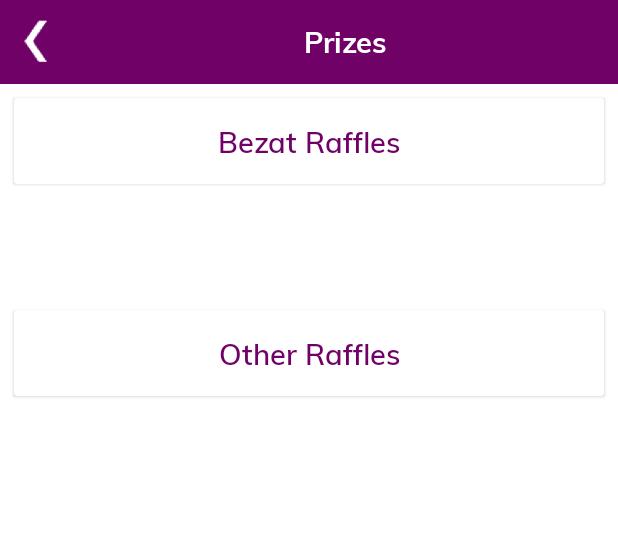
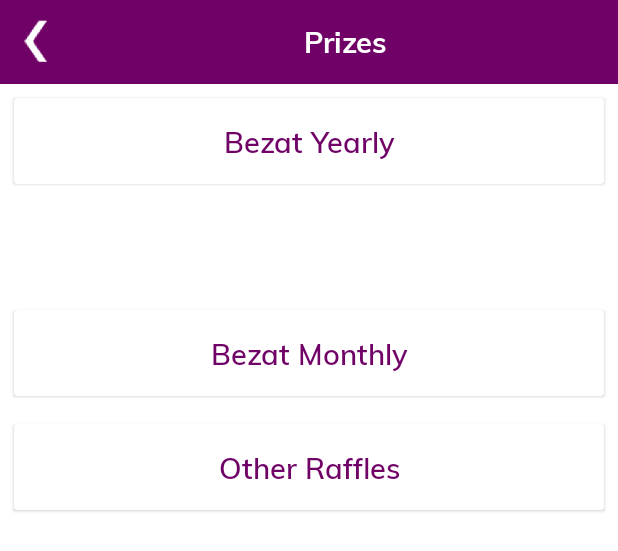
Before and after one commit to navjotrana28/bezatRetailer, an Android app: the layout fragment_prizes.xml on its own in the app's theme, with its tools: preview values and no code run, on a phone screen of 412 x 824 dp. Shown: the top 551 px of the screen. Run offline under Robolectric (Android 15) with nearby library versions, the phone set to English and light mode, and no system bars; network calls fail.

Commit message:
prizes bug fix

```diff
--- a/app/src/main/res/layout/fragment_prizes.xml
+++ b/app/src/main/res/layout/fragment_prizes.xml
@@ -82,7 +82,7 @@
 						android:layout_height="match_parent"
 						android:fontFamily="@font/muli_semibold"
 						android:gravity="center"
-						android:text="@string/bezat_raffles"
+						android:text="Bezat Yearly"
 						android:textColor="@color/colorPrimary"
 						android:textSize="@dimen/_15sdp" />
 			</androidx.cardview.widget.CardView>
@@ -99,6 +99,36 @@
 			</androidx.recyclerview.widget.RecyclerView>
 
 			<androidx.cardview.widget.CardView
+					android:id="@+id/monthlyraffles"
+					android:layout_width="match_parent"
+					android:layout_height="wrap_content"
+					android:layout_margin="@dimen/_2sdp"
+					app:cardBackgroundColor="@color/white"
+					app:cardElevation="@dimen/_1sdp"
+					app:contentPadding="@dimen/_12sdp">
+
+				<TextView
+						android:layout_width="match_parent"
+						android:layout_height="match_parent"
+						android:fontFamily="@font/muli_semibold"
+						android:gravity="center"
+						android:text="Bezat Monthly"
+						android:textColor="@color/colorPrimary"
+						android:textSize="@dimen/_15sdp" />
+			</androidx.cardview.widget.CardView>
+
+			<androidx.recyclerview.widget.RecyclerView
+					android:id="@+id/recPrizes"
+					android:layout_width="match_parent"
+					android:layout_height="wrap_content"
+					android:layout_margin="@dimen/_5sdp"
+					android:layout_marginStart="@dimen/_12sdp"
+					android:layout_marginEnd="@dimen/_12sdp">
+
+			</androidx.recyclerview.widget.RecyclerView>
+
+			<androidx.cardview.widget.CardView
+					android:id="@+id/otherRaffles"
 					android:layout_width="match_parent"
 					android:layout_height="wrap_content"
 					android:layout_margin="@dimen/_2sdp"
@@ -117,7 +147,7 @@
 			</androidx.cardview.widget.CardView>
 
 			<androidx.recyclerview.widget.RecyclerView
-					android:id="@+id/recPrizes"
+					android:id="@+id/otheraff"
 					android:layout_width="match_parent"
 					android:layout_height="wrap_content"
 					android:layout_margin="@dimen/_5sdp"
```
Also changed, not shown: app/src/main/java/com/bezatretailer/bezat/fragments/Prizes.java (+116 -12 lines).
